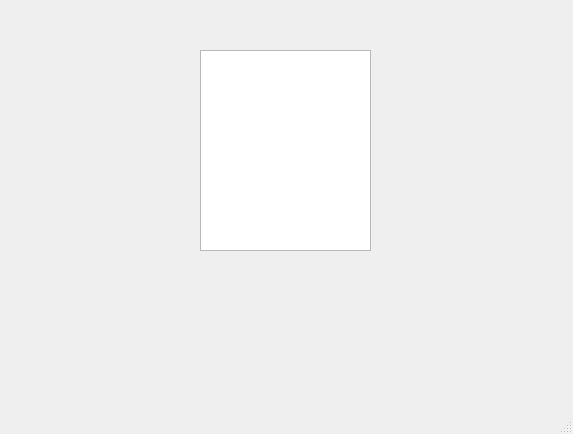
First picture: the form in src/auth/mainwindow.ui, repository paulosgf/fingerprint, before the edit.
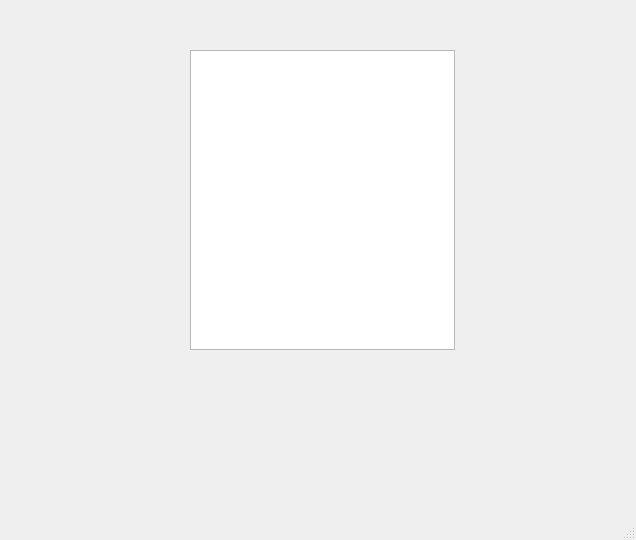
Second picture: the form after the edit.

What changed in the file:
```diff
--- a/src/auth/mainwindow.ui
+++ b/src/auth/mainwindow.ui
@@ -6,8 +6,8 @@
    <rect>
     <x>0</x>
     <y>0</y>
-    <width>573</width>
-    <height>434</height>
+    <width>636</width>
+    <height>540</height>
    </rect>
   </property>
   <property name="windowTitle">
@@ -17,18 +17,18 @@
    <widget class="QGraphicsView" name="graphicsView">
     <property name="geometry">
      <rect>
-      <x>200</x>
+      <x>190</x>
       <y>50</y>
-      <width>171</width>
-      <height>201</height>
+      <width>265</width>
+      <height>300</height>
      </rect>
     </property>
    </widget>
    <widget class="QLabel" name="labelStatus">
     <property name="geometry">
      <rect>
-      <x>130</x>
-      <y>290</y>
+      <x>170</x>
+      <y>380</y>
       <width>311</width>
       <height>31</height>
      </rect>
```
Left out of the diff: 2 changed lines with no effect on the pictures.
